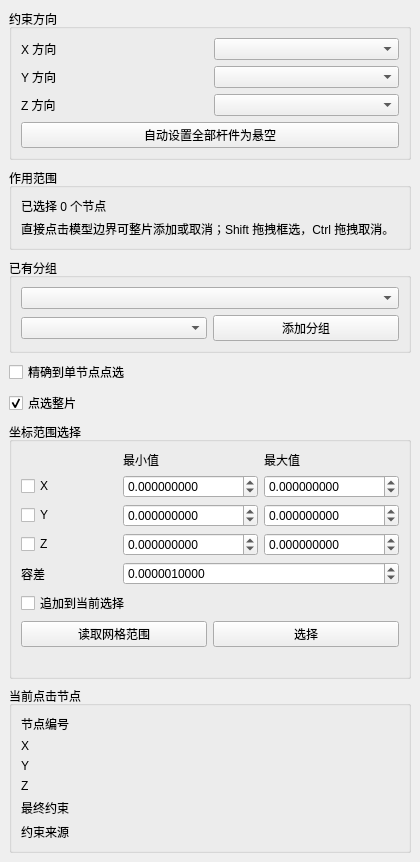
The window that plugins/Base_PhysicalField/DisplacementConstraintWidget.ui (asd977/base_cae) describes before a commit, drawn with Qt 5.
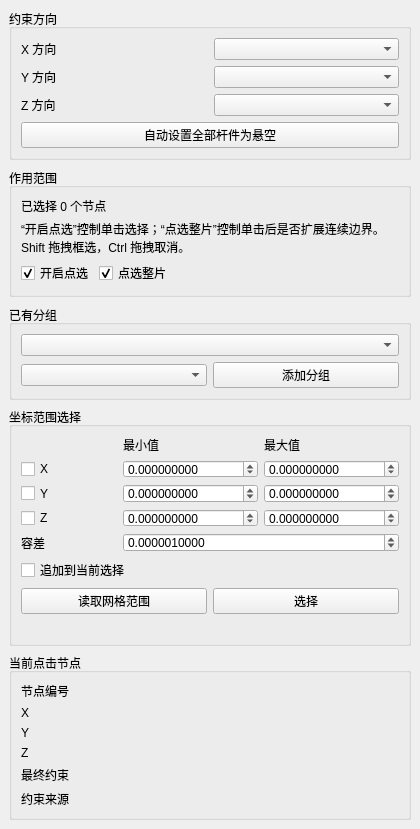
The same window after the commit. Custom widgets are drawn as their Qt base class.

Diff of the .ui file:
```diff
--- a/plugins/Base_PhysicalField/DisplacementConstraintWidget.ui
+++ b/plugins/Base_PhysicalField/DisplacementConstraintWidget.ui
@@ -54,10 +54,34 @@
         </item>
         <item>
          <widget class="QLabel" name="boxSelectHintLabel">
-          <property name="text"><string>直接点击模型边界可整片添加或取消；Shift 拖拽框选，Ctrl 拖拽取消。</string></property>
+          <property name="text"><string>“开启点选”控制单击选择；“点选整片”控制单击后是否扩展连续边界。Shift 拖拽框选，Ctrl 拖拽取消。</string></property>
           <property name="wordWrap"><bool>true</bool></property>
          </widget>
         </item>
+        <item>
+         <layout class="QHBoxLayout" name="pickOptionLayout">
+          <item>
+           <widget class="QCheckBox" name="pickEnableCheckBox">
+            <property name="toolTip"><string>控制鼠标单击是否参与约束范围选择。关闭后仍可使用框选、分组和坐标范围选择。</string></property>
+            <property name="text"><string>开启点选</string></property>
+            <property name="checked"><bool>true</bool></property>
+           </widget>
+          </item>
+          <item>
+           <widget class="QCheckBox" name="smartPatchCheckBox">
+            <property name="toolTip"><string>仅影响单击：开启后，从点中的边界节点自动扩展到连续边界整片；框选不自动扩展。</string></property>
+            <property name="text"><string>点选整片</string></property>
+            <property name="checked"><bool>true</bool></property>
+           </widget>
+          </item>
+          <item>
+           <spacer name="pickOptionSpacer">
+            <property name="orientation"><enum>Qt::Horizontal</enum></property>
+            <property name="sizeHint" stdset="0"><size><width>40</width><height>20</height></size></property>
+           </spacer>
+          </item>
+         </layout>
+        </item>
        </layout>
       </widget>
      </item>
@@ -91,20 +115,6 @@
          </widget>
         </item>
 
-        <item>
-         <widget class="QCheckBox" name="pickEnableCheckBox">
-          <property name="toolTip"><string>开启后，单击只选择一个节点；关闭后恢复默认的整片边界选择</string></property>
-          <property name="text"><string>精确到单节点点选</string></property>
-          <property name="checked"><bool>false</bool></property>
-         </widget>
-        </item>
-        <item>
-         <widget class="QCheckBox" name="smartPatchCheckBox">
-          <property name="visible"><bool>false</bool></property>
-          <property name="text"><string>点选整片</string></property>
-          <property name="checked"><bool>true</bool></property>
-         </widget>
-        </item>
 
         <item>
          <widget class="QGroupBox" name="coordinateRangeGroupBox">
```
